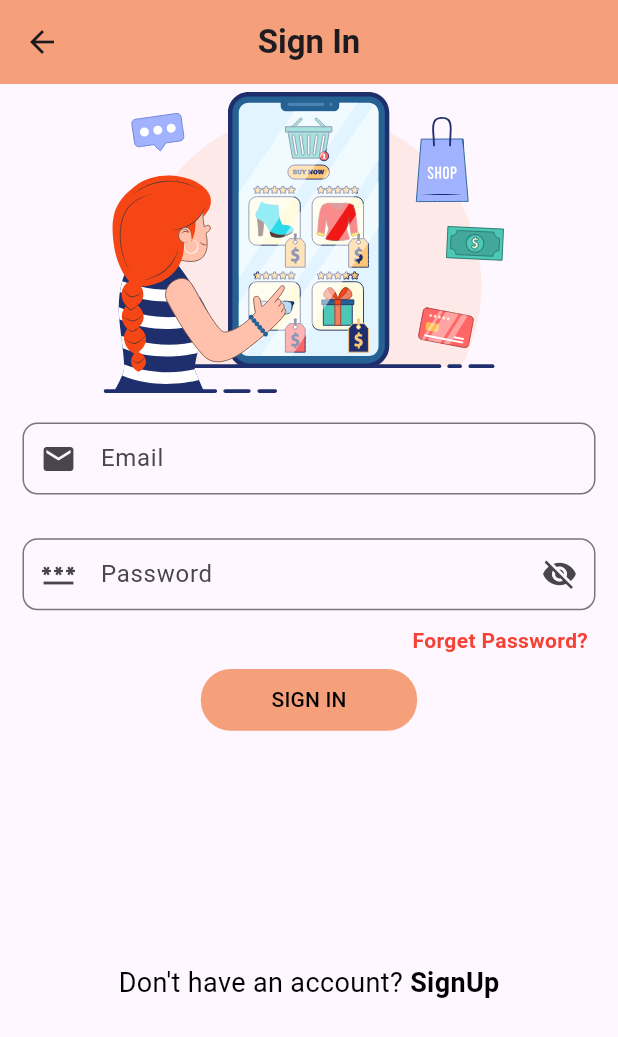
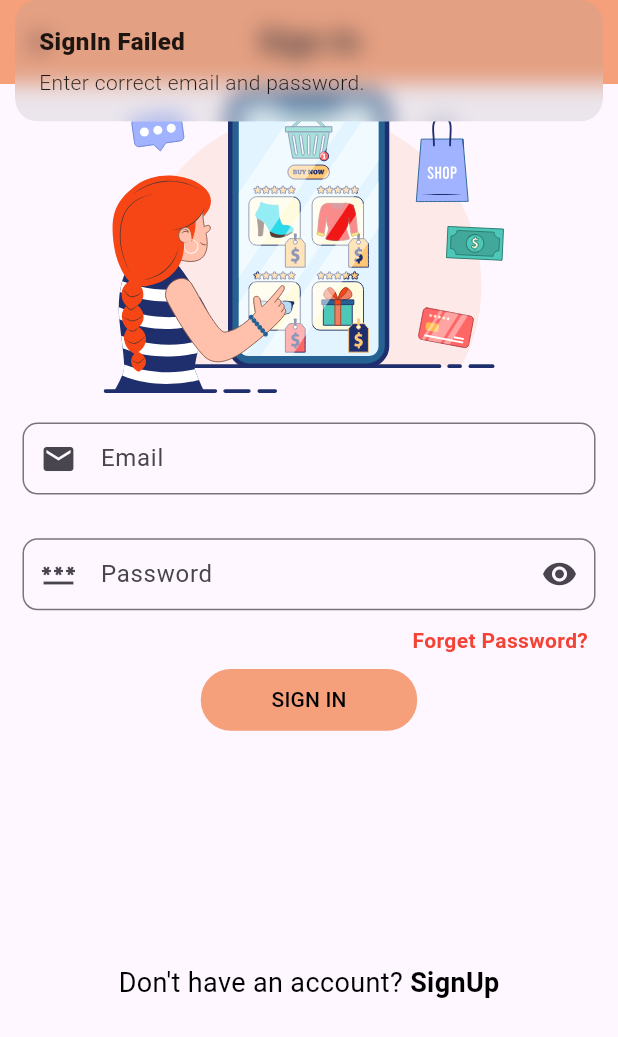
Before and after one commit to Anik-Adnan/BiswasShoppingBD, a Flutter app: the SignInScreen screen opened directly, after a tap on "SIGN IN", on a phone screen of 412 x 824 dp. Shown: the top 1037 px of the screen. Run offline on Flutter 3.47's test engine with Material 3 defaults, Android fonts, the phone set to English and light mode, and no system bars; our stand-ins replace cloud_firestore, firebase_auth, firebase_core, flutter_easyloading, flutter_keyboard_visibility, get and 2 more; accounts and stored records are empty.

Commit message:
signin and signup with mail and google done

```diff
--- /dev/null
+++ b/biswas_shopping_bd/lib/controllers/sign-in-controller.dart
@@ -0,0 +1,32 @@
+import 'package:firebase_auth/firebase_auth.dart';
+import 'package:flutter_easyloading/flutter_easyloading.dart';
+import 'package:get/get.dart';
+
+class SignInController extends GetxController{
+  final FirebaseAuth _auth = FirebaseAuth.instance;
+
+
+  //for password visibility
+  var isPasswordVisible = false.obs;
+
+  Future<UserCredential?> signInMethod(
+      String userEmail,
+      String userPassword,
+      )async{
+
+    EasyLoading.show(status: "Please wait");
+    try{
+      UserCredential userCredential = await _auth.signInWithEmailAndPassword(
+          email: userEmail, password: userPassword);
+
+      EasyLoading.dismiss();
+      return userCredential;
+
+    }on FirebaseException catch(e){
+      EasyLoading.dismiss();
+      print("$e");
+      // Get.snackbar("Error", "$e");
+    }
+  }
+
+}
--- a/biswas_shopping_bd/lib/controllers/sign-up-controller.dart
+++ b/biswas_shopping_bd/lib/controllers/sign-up-controller.dart
@@ -58,7 +58,6 @@ class SignUpController extends GetxController{
 
     }on FirebaseException catch(e){
       EasyLoading.dismiss();
-      print("$e");
       Get.snackbar("Error", "$e",
       snackPosition: SnackPosition.BOTTOM,
       backgroundColor: AppConstant.appSecondaryColor,
--- a/biswas_shopping_bd/lib/screens/auth-ui/sigin-in.dart
+++ b/biswas_shopping_bd/lib/screens/auth-ui/sigin-in-screen.dart
@@ -1,10 +1,13 @@
 
+import 'package:biswas_shopping_bd/controllers/sign-in-controller.dart';
 import 'package:biswas_shopping_bd/screens/auth-ui/sign-up-screen.dart';
+import 'package:biswas_shopping_bd/screens/user-panel/main-screen.dart';
+import 'package:firebase_auth/firebase_auth.dart';
+import 'package:get/get.dart';
 
 import '/utils/app-constant.dart';
 import 'package:flutter/material.dart';
 import 'package:flutter_keyboard_visibility/flutter_keyboard_visibility.dart';
-import 'package:get/route_manager.dart';
 import 'package:lottie/lottie.dart';
 
 class SignInScreen extends StatefulWidget{
@@ -15,6 +18,10 @@ class SignInScreen extends StatefulWidget{
 
 }
 class _SignInScreenState extends State<SignInScreen>{
+  final SignInController signInController = Get.put(SignInController());
+  TextEditingController userEmail = TextEditingController();
+  TextEditingController userPassword = TextEditingController();
+
   @override
   Widget build(BuildContext context) {
     return KeyboardVisibilityBuilder(
@@ -40,6 +47,7 @@ class _SignInScreenState extends State<SignInScreen>{
                 child: Padding(
                   padding: const EdgeInsets.all(10.0),
                   child: TextFormField(
+                    controller: userEmail,
                     cursorColor: AppConstant.appSecondaryColor,
                     keyboardType: TextInputType.emailAddress,
                     decoration: InputDecoration(
@@ -59,17 +67,27 @@ class _SignInScreenState extends State<SignInScreen>{
                 width: Get.width,
                 child: Padding(
                   padding: const EdgeInsets.all(10.0),
-                  child: TextFormField(
+                  child: Obx(
+                    ()=> TextFormField(
+                      controller: userPassword,
                       cursorColor: AppConstant.appSecondaryColor,
                       keyboardType: TextInputType.visiblePassword,
+                      obscureText: signInController.isPasswordVisible.value,
                       decoration: InputDecoration(
                           hintText: 'Password',
+
                           prefixIcon: const Icon(Icons.password),
-                        suffixIcon: const Icon(Icons.visibility_off),
+                          suffixIcon: GestureDetector(
+                              child: signInController.isPasswordVisible.value ?  const Icon(Icons.visibility_off) : const Icon(Icons.visibility),
+                          onTap: (){
+                            signInController.isPasswordVisible.toggle();
+                          },),
+
                           contentPadding: const EdgeInsets.only(top:2.0,left: 8.0),
                           border: OutlineInputBorder(
                             borderRadius: BorderRadius.circular(10.0),
                           )
+                      ),
                     ),
                   ),
                 ),
@@ -93,7 +111,28 @@ class _SignInScreenState extends State<SignInScreen>{
                   ),
                   child: TextButton(
                     child: const Text("SIGN IN",style: TextStyle(color: Colors.black),),
-                    onPressed: (){},
+                    onPressed: () async {
+                      String email = userEmail.text.trim();
+                      String password = userPassword.text.trim();
+                      if(email.isEmpty || password.isEmpty){
+                        Get.snackbar("SignIn Failed", "Enter correct email and password.");
+                      }else{
+                        UserCredential? userCredential = await signInController.signInMethod(email, password);
+                        if(userCredential != null){
+                          if(userCredential.user!.emailVerified){
+                            Get.snackbar("Log In successfully ", "Welcome to BiswasShoppingBD." );
+                            Get.offAll(()=> const MainScreen());
+
+                          }else{
+                            Get.snackbar("SignIn Failded", "Please verify your email");
+                          }
+                        }else{
+                          Get.snackbar("Error", "Please try again.", );
+                        }
+                      }
+
+
+                    },
                   ),
                 ),
               ),
--- a/biswas_shopping_bd/lib/screens/auth-ui/welcome-screen.dart
+++ b/biswas_shopping_bd/lib/screens/auth-ui/welcome-screen.dart
@@ -1,6 +1,6 @@
 
 import 'package:biswas_shopping_bd/controllers/google-sign-in-controller.dart';
-import 'package:biswas_shopping_bd/screens/auth-ui/sigin-in.dart';
+import 'package:biswas_shopping_bd/screens/auth-ui/sigin-in-screen.dart';
 
 import '/utils/app-constant.dart';
 import 'package:flutter/material.dart';
```
Also changed, not shown: biswas_shopping_bd/lib/screens/auth-ui/sign-up-screen.dart (+3 -7 lines). Lines whose indentation alone changed are shown as unchanged.
